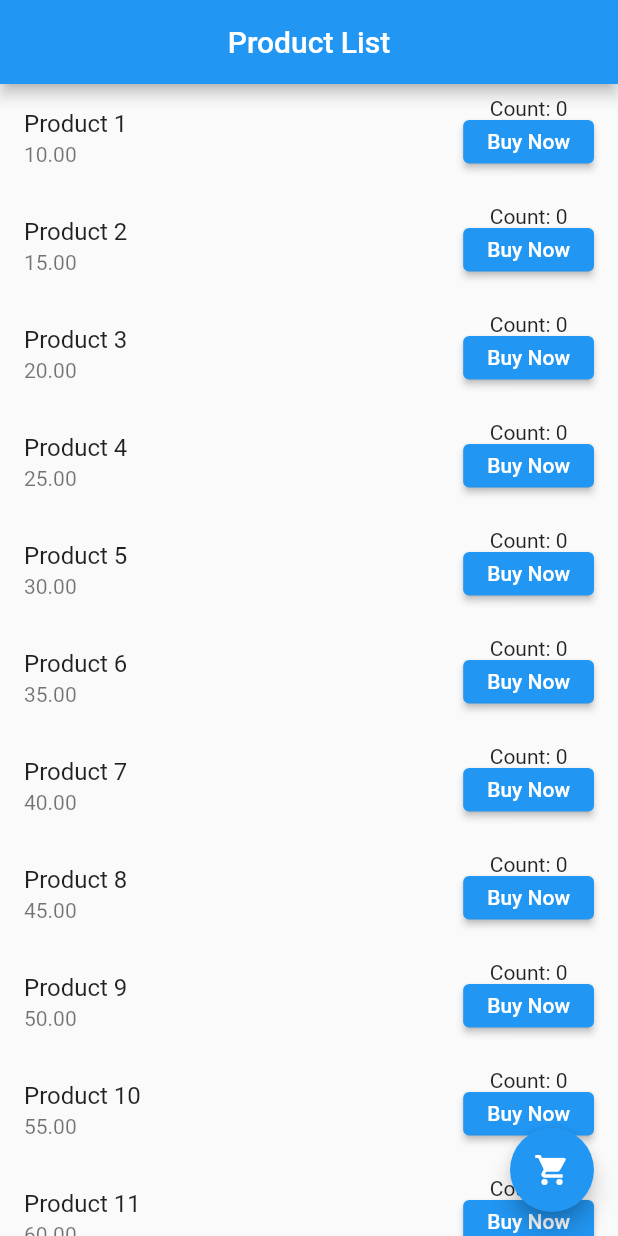
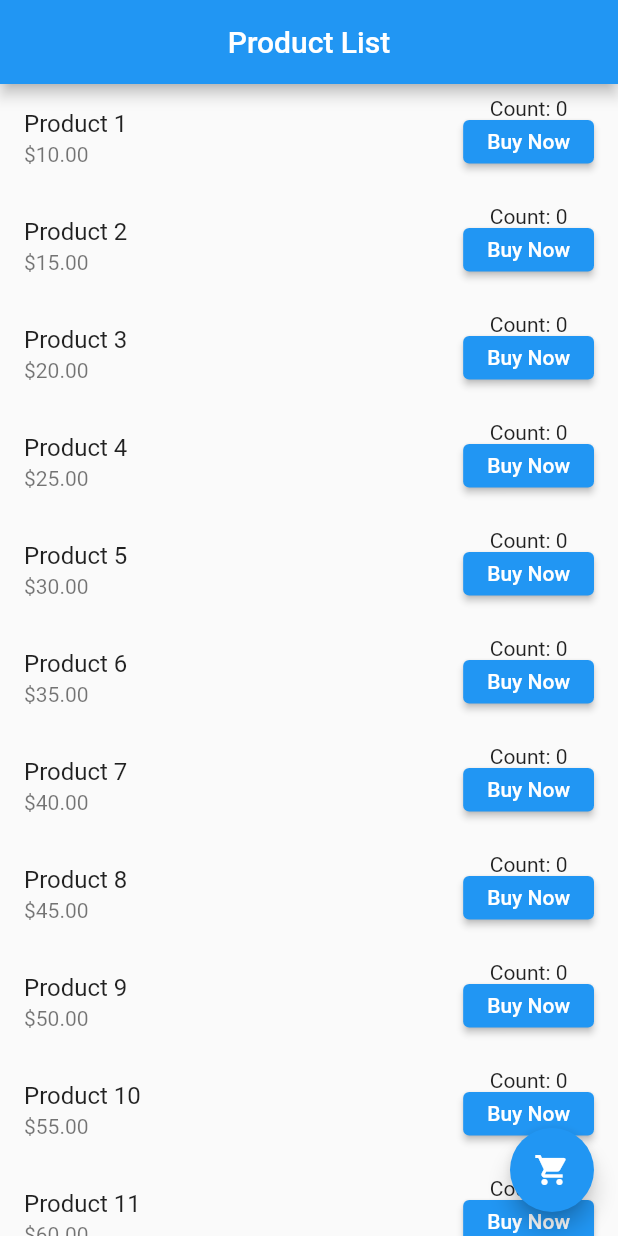
Before and after one commit to sabsar42/ostad_submission_flutter, a Flutter app: the screen it shows after launch, on a phone screen of 412 x 824 dp. Run offline on Flutter 3.47's test engine with Material 2 defaults, Android fonts, the phone set to English and light mode, and no system bars.

Commit message:
Completed the Assignment Finally, Corrected Final-2

```diff
--- a/lib/main.dart
+++ b/lib/main.dart
@@ -104,7 +104,7 @@ class _CounterState extends State<CounterScreen> {
               itemBuilder: (BuildContext context, int index) {
                 return ListTile(
                   title: Text(items[index].productName),
-                  subtitle: Text('${items[index].productPrice}'),
+                  subtitle: Text('\$${items[index].productPrice}'),
                   trailing: Row(
                     mainAxisSize: MainAxisSize.min,
                     children: [
```
Also changed, not shown: img_6.png (added), img_7.png (added), 1 other file.
